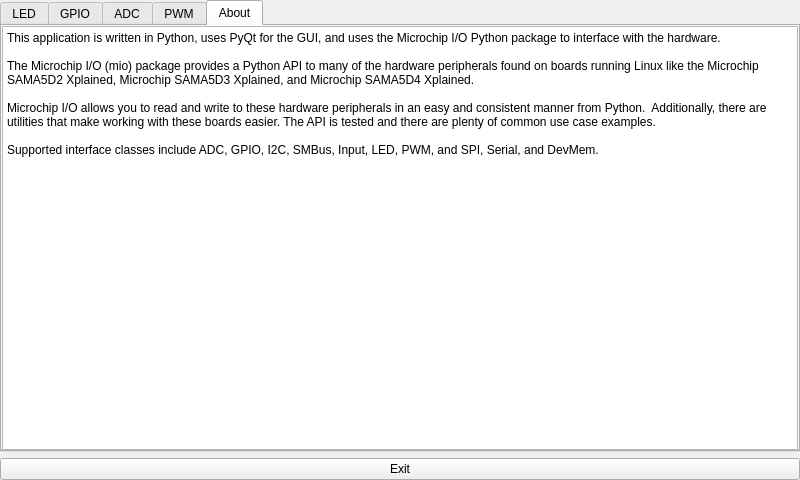
linux4sam/mpio, file iocontrol/iocontrol.ui: the form before one commit.
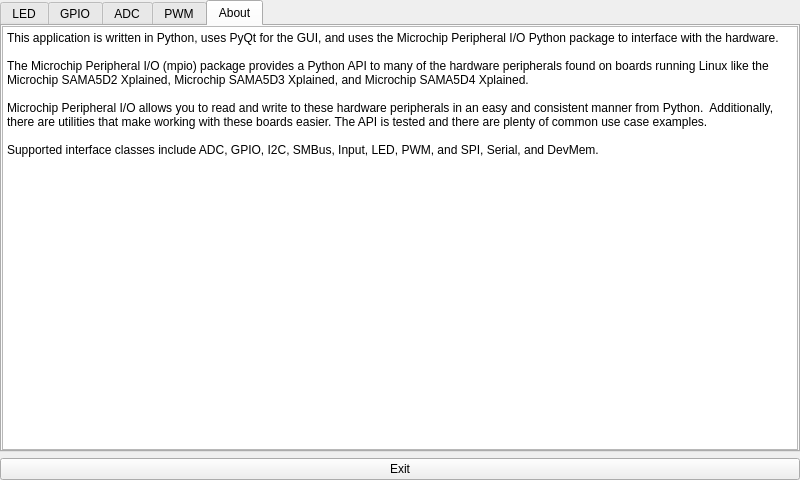
The form after the commit.

Commit message:
rename project from mio to mpio
This also includes renaming references from Microchip I/O to Microchip
Peripheral I/O.

```diff
--- a/iocontrol/iocontrol.ui
+++ b/iocontrol/iocontrol.ui
@@ -99,11 +99,11 @@
            <bool>true</bool>
           </property>
           <property name="plainText">
-           <string>This application is written in Python, uses PyQt for the GUI, and uses the Microchip I/O Python package to interface with the hardware.
+           <string>This application is written in Python, uses PyQt for the GUI, and uses the Microchip Peripheral I/O Python package to interface with the hardware.
 
-The Microchip I/O (mio) package provides a Python API to many of the hardware peripherals found on boards running Linux like the Microchip SAMA5D2 Xplained, Microchip SAMA5D3 Xplained, and Microchip SAMA5D4 Xplained.
+The Microchip Peripheral I/O (mpio) package provides a Python API to many of the hardware peripherals found on boards running Linux like the Microchip SAMA5D2 Xplained, Microchip SAMA5D3 Xplained, and Microchip SAMA5D4 Xplained.
 
-Microchip I/O allows you to read and write to these hardware peripherals in an easy and consistent manner from Python.  Additionally, there are utilities that make working with these boards easier. The API is tested and there are plenty of common use case examples.
+Microchip Peripheral I/O allows you to read and write to these hardware peripherals in an easy and consistent manner from Python.  Additionally, there are utilities that make working with these boards easier. The API is tested and there are plenty of common use case examples.
 
 Supported interface classes include ADC, GPIO, I2C, SMBus, Input, LED, PWM, and SPI, Serial, and DevMem.</string>
           </property>
```
Left out of the diff: 2 changed lines with no effect on the pictures. The commit also changes 48 other files.
